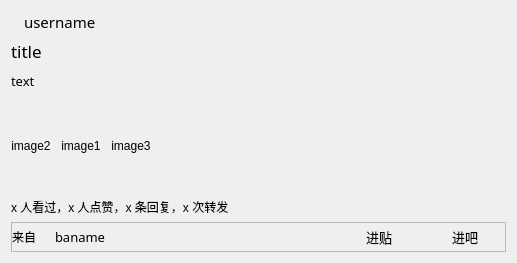
Qt form resf/tie_preview.ui (clb-128258/TiebaDesktop) before a commit.
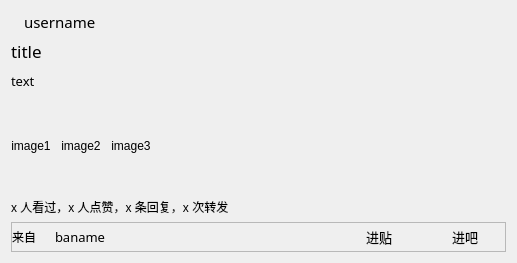
The same form after that commit.

Commit message: (improves) image showing method, memory managing

The edit to the form file:
```diff
--- a/resf/tie_preview.ui
+++ b/resf/tie_preview.ui
@@ -118,9 +118,9 @@
            <number>10</number>
           </property>
           <item>
-           <widget class="QLabel" name="label_8">
+           <widget class="QLabel" name="label_7">
             <property name="text">
-             <string>image2</string>
+             <string>image1</string>
             </property>
             <property name="alignment">
              <set>Qt::AlignCenter</set>
@@ -128,9 +128,9 @@
            </widget>
           </item>
           <item>
-           <widget class="QLabel" name="label_7">
+           <widget class="QLabel" name="label_8">
             <property name="text">
-             <string>image1</string>
+             <string>image2</string>
             </property>
             <property name="alignment">
              <set>Qt::AlignCenter</set>
```
The commit also changes 11 other files.
